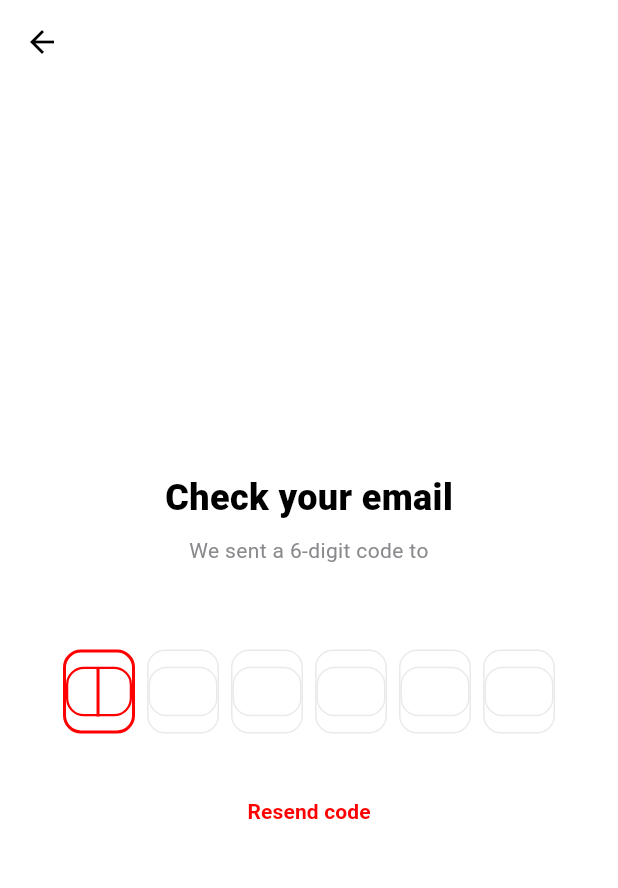
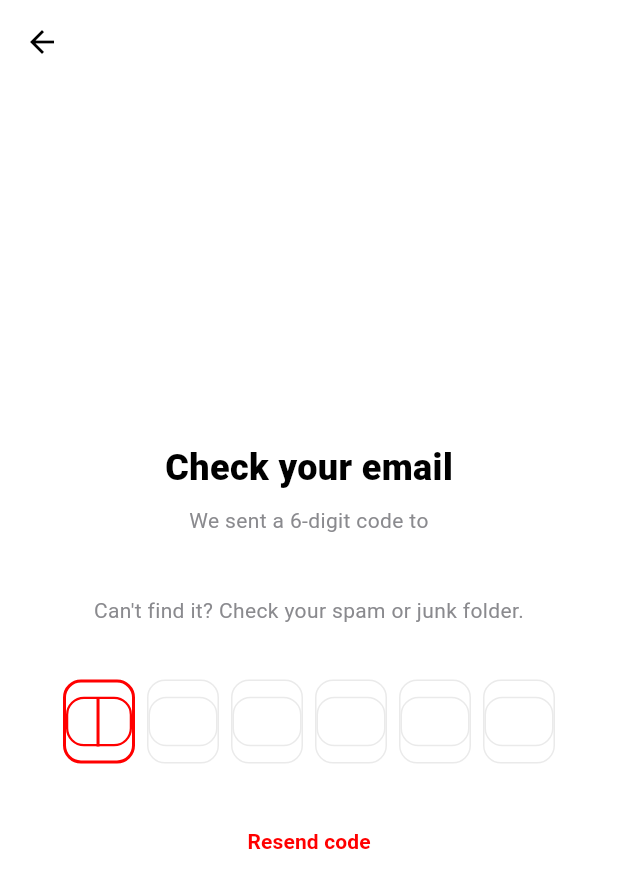
Before and after one commit to dike-uzinduzi/uzinduzi-ui-flutter, a Flutter app: the VerifyOtpScreen screen opened by its route, on a phone screen of 412 x 824 dp. Shown: the top 888 px of the screen. Run offline on Flutter 3.47's test engine with Material 3 defaults, Android fonts, the phone set to English and light mode, and no system bars; our stand-ins replace cached_network_image, dio, firebase_auth, firebase_core, flutter_riverpod, flutter_secure_storage and 4 more; missing offline and left inert: smart_phone_field; accounts and stored records are empty.

Commit message:
Add spam-folder hint to OTP verification screen

```diff
--- a/lib/features/auth/verify_otp_screen.dart
+++ b/lib/features/auth/verify_otp_screen.dart
@@ -68,8 +68,11 @@ class _VerifyOtpScreenState extends ConsumerState<VerifyOtpScreen> {
           .pushNamedAndRemoveUntil(AppRoutes.home, (_) => false);
     } catch (e) {
       if (!mounted) return;
+      final base = e is AppError
+          ? e.message
+          : 'We couldn\'t verify that code. Please try again.';
       final message =
-          e is AppError ? e.message : 'We couldn\'t verify that code. Please try again.';
+          '$base\n\nStill not seeing the email? Check your spam or junk folder.';
 
       await AuthErrorDialog.show(
         context,
@@ -92,12 +95,17 @@ class _VerifyOtpScreenState extends ConsumerState<VerifyOtpScreen> {
       _startCooldown(60);
       // Non-error notification — SnackBar is appropriate here
       ScaffoldMessenger.of(context).showSnackBar(
-        const SnackBar(content: Text('A new code has been sent to your email.')),
+        const SnackBar(
+          content: Text(
+            'A new code has been sent. Check your spam folder if you don\'t see it.',
+          ),
+        ),
       );
     } catch (e) {
       if (!mounted) return;
-      final message =
-          e is AppError ? e.message : 'We couldn\'t resend the code. Please try again.';
+      final message = e is AppError
+          ? e.message
+          : 'We couldn\'t resend the code. Please try again.';
 
       await AuthErrorDialog.show(
         context,
@@ -139,7 +147,8 @@ class _VerifyOtpScreenState extends ConsumerState<VerifyOtpScreen> {
                   ),
                   const SizedBox(height: 8),
                   Text(
-                   'We sent a 6-digit code to\n${maskEmail(_email)}',
+                    'We sent a 6-digit code to\n${maskEmail(_email)}\n\n'
+                    'Can\'t find it? Check your spam or junk folder.',
                     textAlign: TextAlign.center,
                     style: const TextStyle(fontSize: 14, color: kUzinduziGrey),
                   ),
--- a/pubspec.yaml
+++ b/pubspec.yaml
@@ -2,7 +2,7 @@ name: uzinduzi_mobile_app
 description: "Uzinduzi Africa — Launch Big, Grow Bigger. "
 publish_to: 'none'
 
-version: 0.0.5+5
+version: 0.0.6+6
 
 environment:
   sdk: ^3.13.1
```
